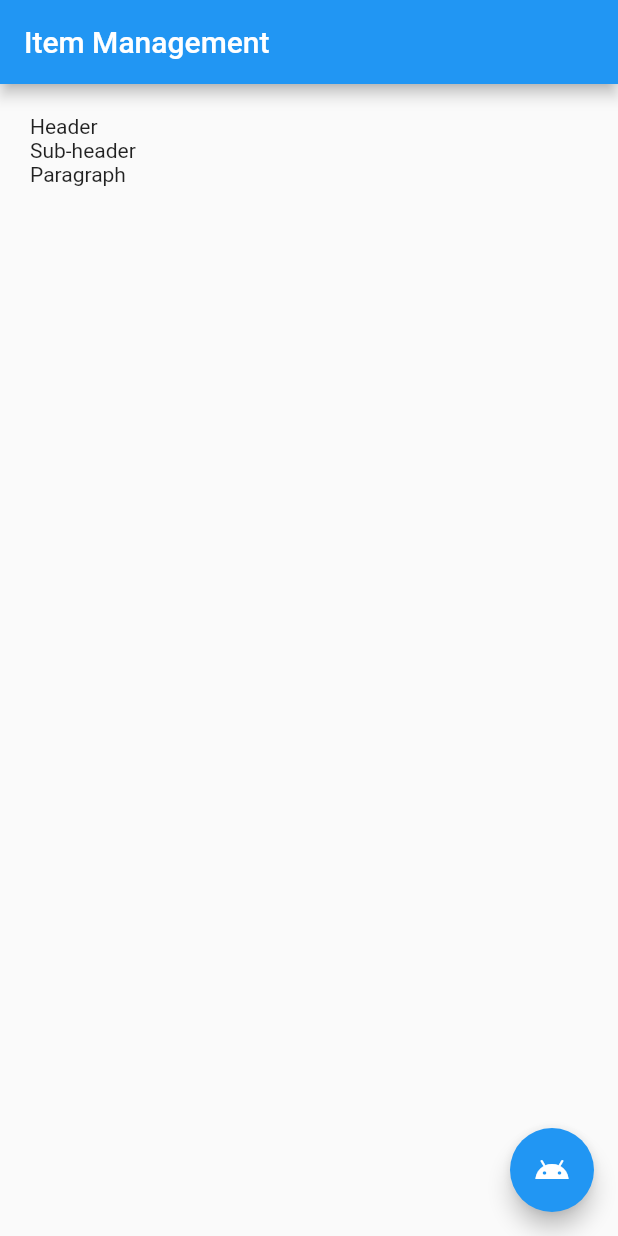
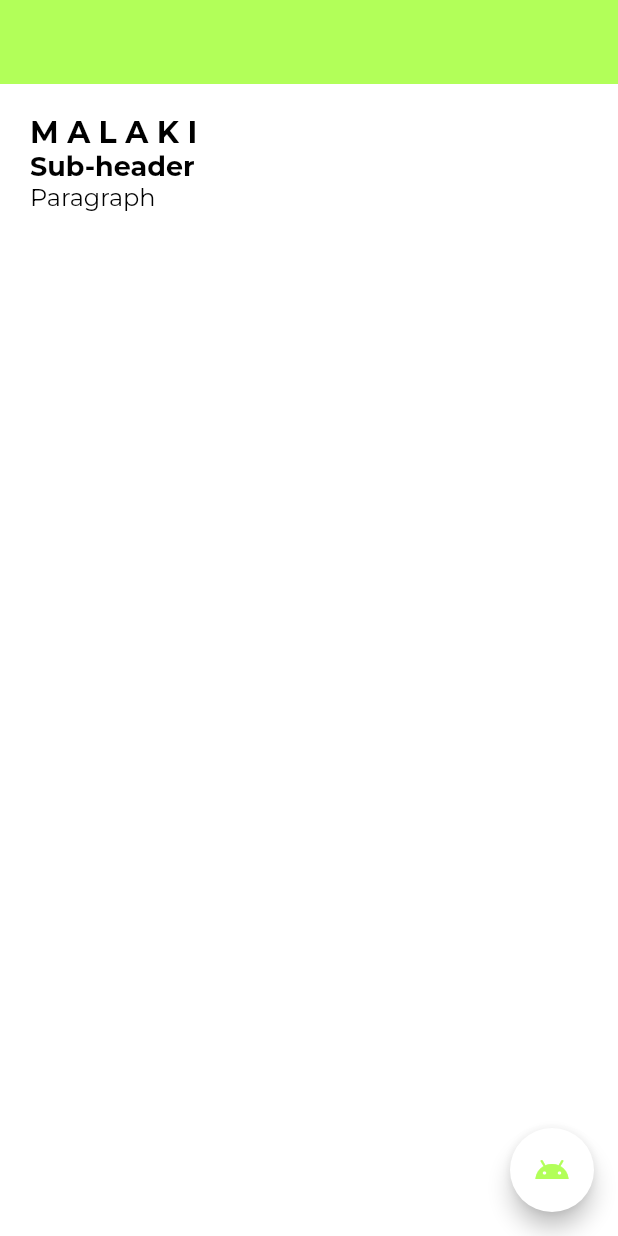
Before and after one commit to aportkwekwek/item_management, a Flutter app: the screen it shows after launch, on a phone screen of 412 x 824 dp. Run offline on Flutter 3.47's test engine with Material 2 defaults, Android fonts, the phone set to English and light mode, and no system bars; our stand-ins replace google_fonts.

Commit message:
Add theme

```diff
--- a/lib/main.dart
+++ b/lib/main.dart
@@ -14,7 +14,9 @@ class MyApp extends StatelessWidget {
       theme: ApplicationTheme.lightTheme,
       darkTheme: ApplicationTheme.darkTheme,
       themeMode: ThemeMode.system,
-      home: MyHomePage(title: 'Item Management'), // Set MyHomePage as the home
+      home: MyHomePage(
+        title: '',
+      ), // Set MyHomePage as the home
     );
   }
 }
@@ -37,10 +39,19 @@ class MyHomePage extends StatelessWidget {
       body: Padding(
         padding: const EdgeInsets.all(20.0),
         child: ListView(
-          children: const [
-            Text("Header"),
-            Text('Sub-header'),
-            Text('Paragraph'),
+          children: [
+            Text(
+              "M A L A K I",
+              style: Theme.of(context).textTheme.bodyLarge,
+            ),
+            Text(
+              'Sub-header',
+              style: Theme.of(context).textTheme.bodyMedium,
+            ),
+            Text(
+              'Paragraph',
+              style: Theme.of(context).textTheme.bodySmall,
+            ),
           ],
         ),
       ),
--- a/lib/src/utils/theme/theme.dart
+++ b/lib/src/utils/theme/theme.dart
@@ -1,35 +1,69 @@
 import 'package:flutter/material.dart';
+import 'package:google_fonts/google_fonts.dart';
 
 class ApplicationTheme {
   static ThemeData lightTheme = ThemeData(
-      brightness: Brightness.light,
-      primarySwatch: const MaterialColor(0xFF2196F3, <int, Color>{
-        50: Color(0xFFE3F2FD),
-        100: Color(0xFFBBDEFB),
-        200: Color(0xFF90CAF9),
-        300: Color(0xFF64B5F6),
-        400: Color(0xFF42A5F5),
-        500: Color(0xFF2196F3),
-        600: Color(0xFF1E88E5),
-        700: Color(0xFF1976D2),
-        800: Color(0xFF1565C0),
-        900: Color(0xFF0D47A1),
-      }),
-      textTheme: Typography.blackCupertino);
+    brightness: Brightness.light,
+    primaryColor: Colors.lightGreenAccent,
+    hintColor: Colors.greenAccent,
+    scaffoldBackgroundColor: Colors.white,
+    textTheme: TextTheme(
+      bodyLarge: GoogleFonts.montserrat(
+        // Using GoogleFonts for specific text styles
+        color: Colors.black,
+        fontSize: 20,
+        fontWeight: FontWeight.bold,
+      ),
+      bodyMedium: GoogleFonts.montserrat(
+        color: Colors.black,
+        fontSize: 18,
+        fontWeight: FontWeight.bold,
+      ),
+      bodySmall: GoogleFonts.montserrat(
+        color: Colors.black,
+        fontSize: 16,
+      ),
+    ),
+    appBarTheme: const AppBarTheme(
+      color: Colors.lightGreenAccent,
+      elevation: 0,
+      iconTheme: IconThemeData(color: Colors.black),
+    ),
+    floatingActionButtonTheme: const FloatingActionButtonThemeData(
+      backgroundColor: Colors.white,
+      foregroundColor: Colors.lightGreenAccent,
+    ),
+  );
 
   static ThemeData darkTheme = ThemeData(
-      brightness: Brightness.dark,
-      primarySwatch: const MaterialColor(0xFF2196F3, <int, Color>{
-        50: Color(0xFFE3F2FD),
-        100: Color(0xFFBBDEFB),
-        200: Color(0xFF90CAF9),
-        300: Color(0xFF64B5F6),
-        400: Color(0xFF42A5F5),
-        500: Color(0xFF2196F3),
-        600: Color(0xFF1E88E5),
-        700: Color(0xFF1976D2),
-        800: Color(0xFF1565C0),
-        900: Color(0xFF0D47A1),
-      }),
-      textTheme: Typography.whiteCupertino);
+    brightness: Brightness.dark,
+    primaryColor: Colors.greenAccent,
+    hintColor: Colors.lightGreenAccent,
+    scaffoldBackgroundColor: Colors.black,
+    textTheme: TextTheme(
+      bodyLarge: GoogleFonts.montserrat(
+        color: Colors.lightGreenAccent,
+        fontSize: 20,
+        fontWeight: FontWeight.bold,
+      ),
+      bodyMedium: GoogleFonts.montserrat(
+        color: Colors.lightGreenAccent,
+        fontSize: 18,
+        fontWeight: FontWeight.bold,
+      ),
+      bodySmall: GoogleFonts.montserrat(
+        color: Colors.lightGreenAccent,
+        fontSize: 16,
+      ),
+    ),
+    appBarTheme: const AppBarTheme(
+      color: Colors.black,
+      elevation: 0,
+      iconTheme: IconThemeData(color: Colors.lightGreenAccent),
+    ),
+    floatingActionButtonTheme: const FloatingActionButtonThemeData(
+      backgroundColor: Colors.lightGreenAccent,
+      foregroundColor: Colors.black,
+    ),
+  );
 }
```
